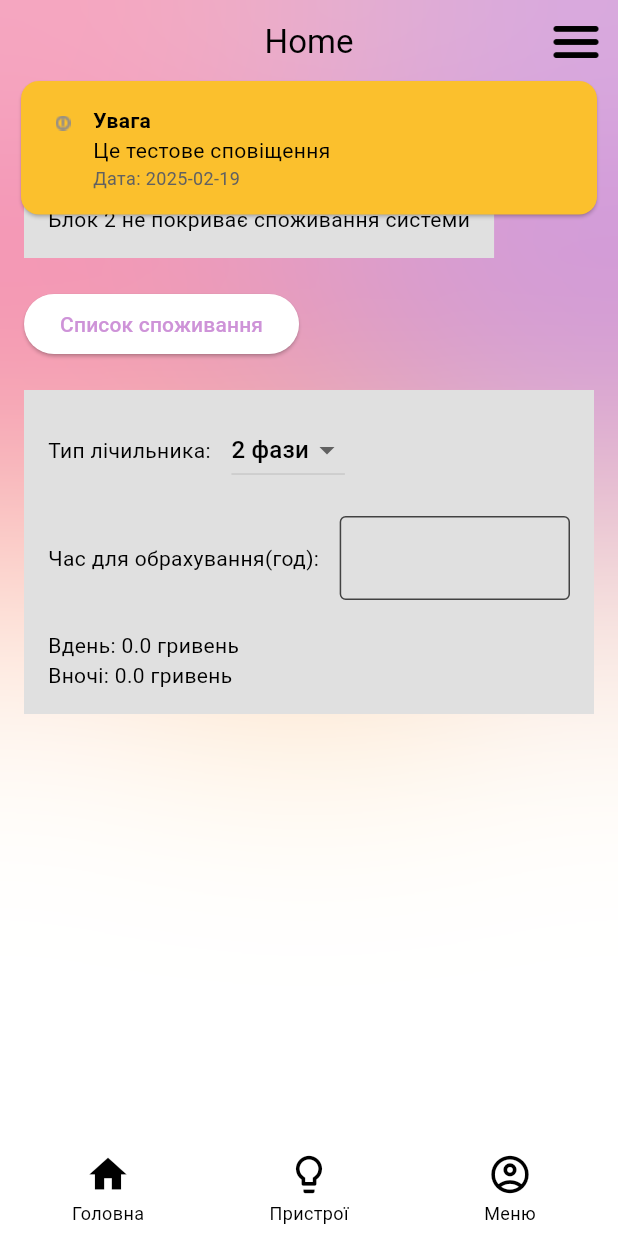
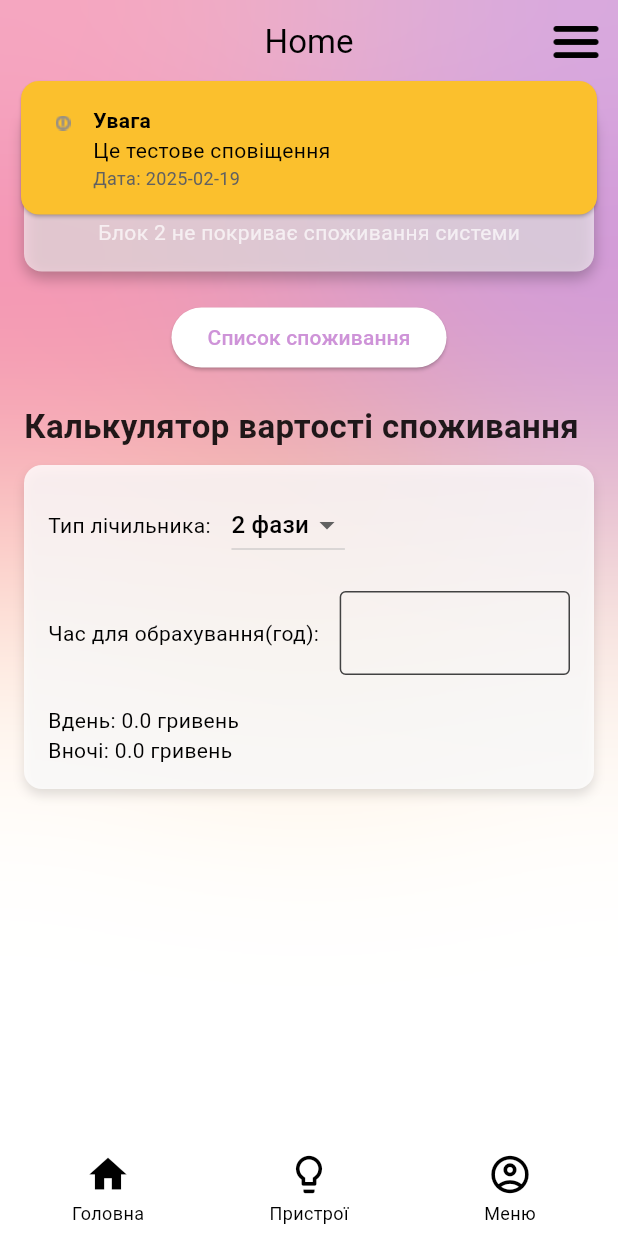
Before and after one commit to ostrikovartur/project_energy, a Flutter app: the screen it shows once a user with an empty profile is signed in, after a tap on "Список споживання", on a phone screen of 412 x 824 dp. Run offline on Flutter 3.47's test engine with Material 3 defaults, Android fonts, the phone set to English and light mode, and no system bars; our stand-ins replace bloc, cloud_firestore, equatable, firebase_auth, firebase_core, flutter_bloc and 4 more; accounts and stored records are empty.

Commit message:
Update home design

```diff
--- a/lib/home.dart
+++ b/lib/home.dart
@@ -1,3 +1,4 @@
+import 'package:firebase_auth/firebase_auth.dart';
 import 'package:flutter/material.dart';
 import 'package:cloud_firestore/cloud_firestore.dart';
 import 'package:project_energy/widgets/background_widget.dart';
@@ -43,7 +44,13 @@ class _HomeState extends State<Home> {
   }
 
 void _calculateTotalConsumption() {
-    FirebaseFirestore.instance.collection('devices').get().then((snapshot) {
+  final userId = FirebaseAuth.instance.currentUser?.uid;
+  FirebaseFirestore.instance
+      .collection('users')
+      .doc(userId)
+      .collection('devices')
+      .get()
+      .then((snapshot) {
     double total = 0;
     for (var doc in snapshot.docs) {
       if (doc['isInConsumptionList'] == true) {
@@ -53,6 +60,8 @@ class _HomeState extends State<Home> {
     setState(() {
       _totalConsumption = total;
     });
+  }).catchError((error) {
+    print('Error calculating total consumption: $error');
   });
 }
 
@@ -75,30 +84,75 @@ class _HomeState extends State<Home> {
                 crossAxisAlignment: CrossAxisAlignment.start,
                 children: [
                   Container(
-                    color: Colors.grey[300],
+                    width: double.infinity,
                     padding: const EdgeInsets.all(16.0),
+                    decoration: BoxDecoration(
+                      color: Colors.white.withOpacity(0.6),
+                      borderRadius: BorderRadius.circular(12),
+                      boxShadow: [
+                        BoxShadow(
+                          color: Colors.black26,
+                          blurRadius: 8,
+                          offset: Offset(0, 4),
+                        ),
+                      ],
+                    ),
                     child: Column(
-                      crossAxisAlignment: CrossAxisAlignment.start,
+                      crossAxisAlignment: CrossAxisAlignment.center,
                       children: [
                         Text(
                           'Сумарне споживання: $_totalConsumption W',
-                          style: TextStyle(fontWeight: FontWeight.bold),
+                          style: TextStyle(
+                            fontWeight: FontWeight.bold,
+                            color: Colors.white,
+                            fontSize: 20,
+                          ),
                         ),
                         SizedBox(height: 8),
-                        Text('Блок 1 покриває споживання системи'),
-                        Text('Блок 2 не покриває споживання системи'),
+                        Text(
+                          'Блок 1 покриває споживання системи',
+                          style: TextStyle(color: Colors.white70),
+                        ),
+                        Text(
+                          'Блок 2 не покриває споживання системи',
+                          style: TextStyle(color: Colors.white70),
+                        ),
                       ],
                     ),
                   ),
                   SizedBox(height: 20),
-                  ElevatedButton(
+                  Container(
+                    width: double.infinity,
+                    alignment: Alignment.center,
+                    child: ElevatedButton(
                       onPressed: _calculateTotalConsumption,
                       child: Text('Список споживання'),
                     ),
+                  ),
                   SizedBox(height: 20),
+                  Text(
+                    'Калькулятор вартості споживання',
+                    style: TextStyle(
+                      fontSize: 22,
+                      fontWeight: FontWeight.bold,
+                      color: Colors.black87,
+                    ),
+                  ),
+                  SizedBox(height: 10),
                   Container(
-                    color: Colors.grey[300],
+                    width: double.infinity,
                     padding: const EdgeInsets.all(16.0),
+                    decoration: BoxDecoration(
+                      color: Colors.white.withOpacity(0.8),
+                      borderRadius: BorderRadius.circular(12),
+                      boxShadow: [
+                        BoxShadow(
+                          color: Colors.black12,
+                          blurRadius: 6,
+                          offset: Offset(0, 4),
+                        ),
+                      ],
+                    ),
                     child: Column(
                       crossAxisAlignment: CrossAxisAlignment.start,
                       children: [
```
Lines whose indentation alone changed are shown as unchanged.
